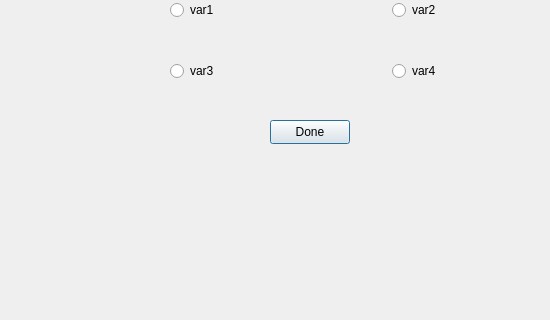
This is Client/gamewindow.ui in Costyyy/NetworksProject as Qt 5 draws it before an edit; both pictures show x 0 to 550 and y 160 to 480 of the 640 by 480 pixel window. The edited form follows.
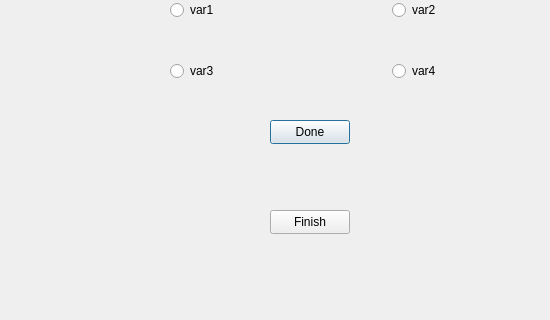
This is the edited form.

The edit to the form file:
```diff
--- a/Client/gamewindow.ui
+++ b/Client/gamewindow.ui
@@ -105,6 +105,19 @@
     <string>Done</string>
    </property>
   </widget>
+  <widget class="QPushButton" name="pushButton_finish">
+   <property name="geometry">
+    <rect>
+     <x>270</x>
+     <y>370</y>
+     <width>80</width>
+     <height>24</height>
+    </rect>
+   </property>
+   <property name="text">
+    <string>Finish</string>
+   </property>
+  </widget>
  </widget>
  <resources/>
  <connections/>
```
